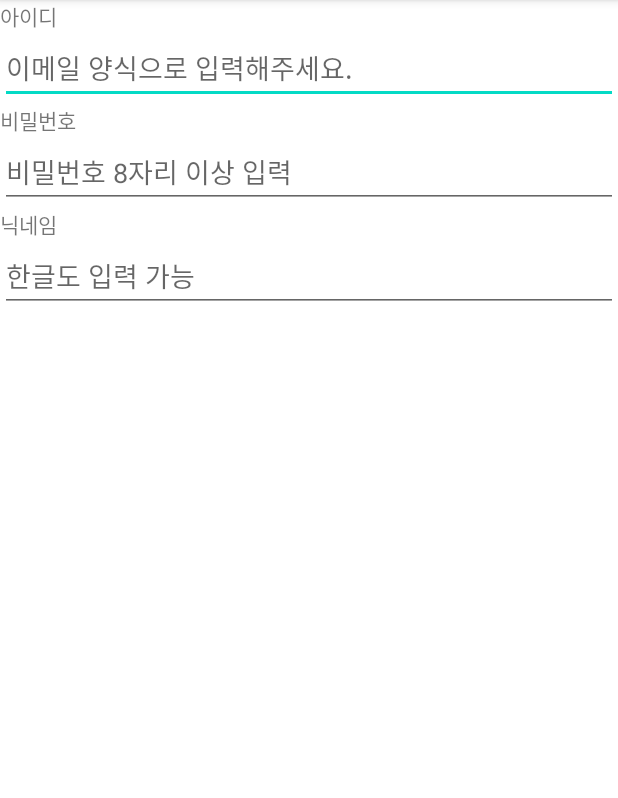
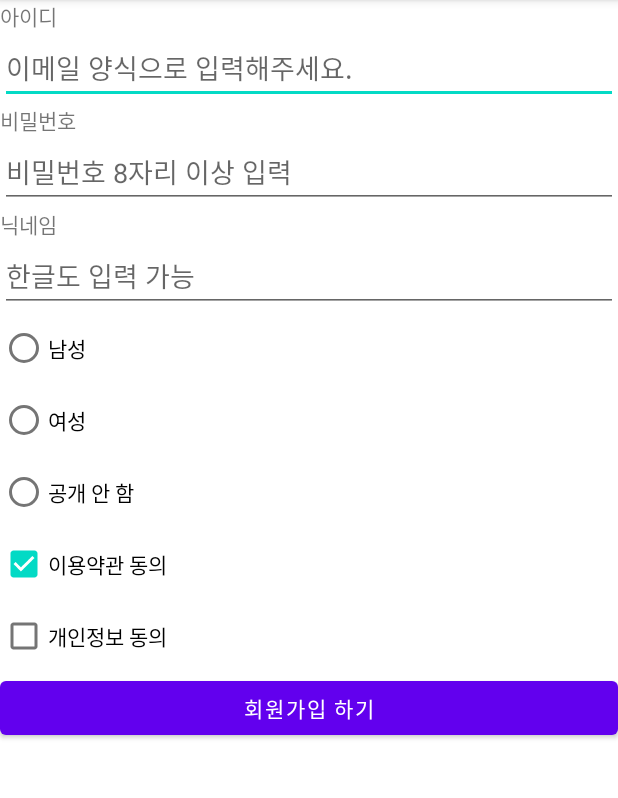
Before and after one commit to cho881020/SignUpUI_20210824, an Android app: the screen it shows after launch (MainActivity), on a phone screen of 412 x 824 dp, the part 84-882 px from its top. Run offline under Robolectric (Android 15) with nearby library versions, the phone set to English and light mode, and no system bars.

Commit message:
버튼들 체험  - 기본 버튼, Checkbox, RadioButton

```diff
--- a/app/src/main/res/layout/activity_main.xml
+++ b/app/src/main/res/layout/activity_main.xml
@@ -40,4 +40,42 @@
         android:singleLine="true"
         android:hint="한글도 입력 가능" />
 
+    <RadioGroup
+        android:layout_width="match_parent"
+        android:layout_height="wrap_content">
+
+        <RadioButton
+            android:layout_width="wrap_content"
+            android:layout_height="wrap_content"
+            android:text="남성" />
+
+        <RadioButton
+            android:layout_width="wrap_content"
+            android:layout_height="wrap_content"
+            android:text="여성" />
+
+        <RadioButton
+            android:layout_width="wrap_content"
+            android:layout_height="wrap_content"
+            android:text="공개 안 함" />
+
+
+    </RadioGroup>
+
+    <CheckBox
+        android:layout_width="wrap_content"
+        android:checked="true"
+        android:layout_height="wrap_content"
+        android:text="이용약관 동의" />
+
+    <CheckBox
+        android:layout_width="wrap_content"
+        android:layout_height="wrap_content"
+        android:text="개인정보 동의" />
+
+    <Button
+        android:layout_width="match_parent"
+        android:layout_height="wrap_content"
+        android:text="회원가입 하기" />
+
 </LinearLayout>
```
